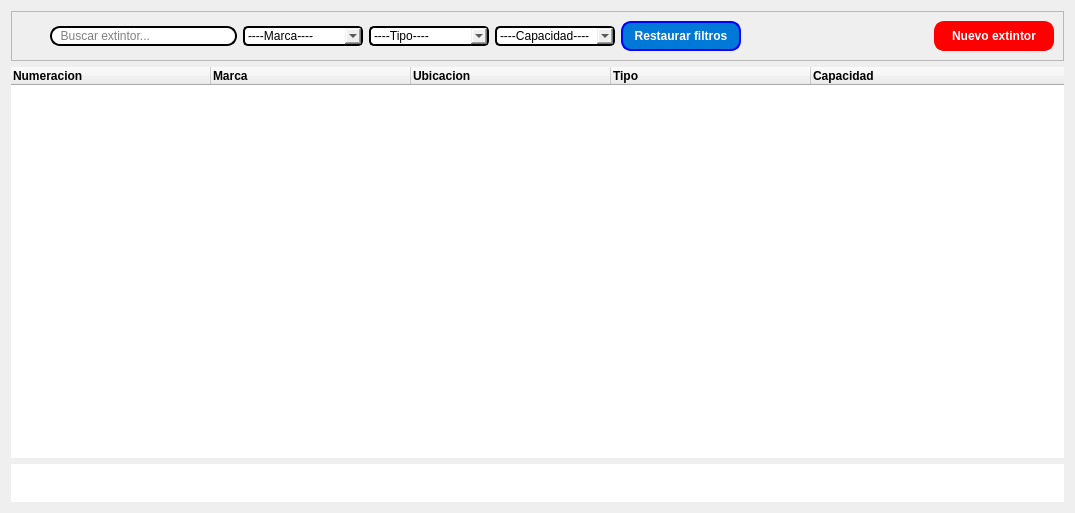
Julian2455/beatmat, file resources/ui/extintor_tab.ui: the form before one commit.
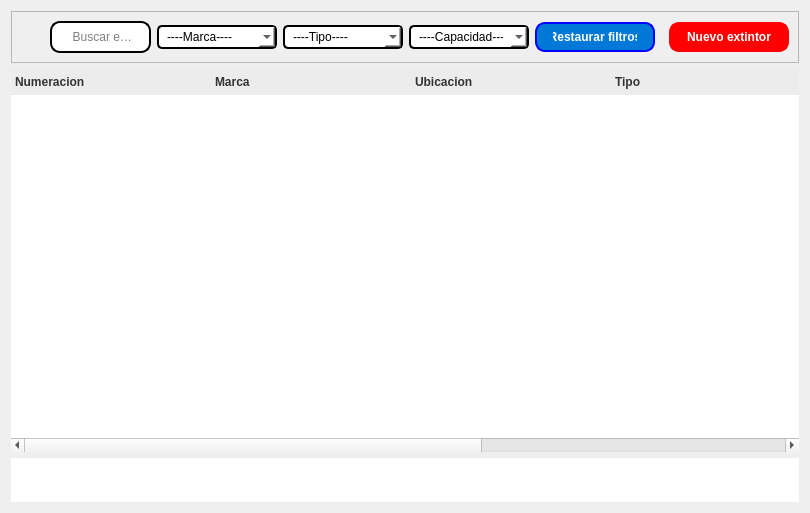
The form after the commit. Icons and pictures are not drawn.

Patch:
```diff
--- a/resources/ui/extintor_tab.ui
+++ b/resources/ui/extintor_tab.ui
@@ -6,13 +6,95 @@
    <rect>
     <x>0</x>
     <y>0</y>
-    <width>1075</width>
+    <width>810</width>
     <height>513</height>
    </rect>
   </property>
   <property name="windowTitle">
    <string>Form</string>
   </property>
+  <property name="styleSheet">
+   <string notr="true">QPushButton {
+    background-color: #007BFF;
+    color: white;
+    border-radius: 8px;
+    padding: 6px 16px;
+    font-weight: bold;
+}
+QPushButton:hover {
+    background-color: #0056b3;
+}
+
+/* QLineEdit (buscador) */
+QLineEdit {
+    border: 2px solid #ddd;
+    border-radius: 8px;
+    padding: 6px 12px;
+    background-color: white;
+}
+QLineEdit:focus {
+    border-color: #007BFF;
+}
+ QComboBox {
+    border: 1px solid #ddd;
+    border-radius: 10px;
+    padding: 2px 8px;
+    background-color: white;
+}
+/* QTableWidget / QTableView */
+QHeaderView::section {
+    background-color: #ececec;
+    color: #333;
+    padding: 4px;
+    border: none;
+    font-weight: bold;
+}
+QTableWidget {
+    border: 1px solid #ddd;
+    background-color: white;
+    gridline-color: #ccc;
+    alternate-background-color: #f2f2f2;
+}
+QTableWidget::item {
+    padding: 6px;
+}
+QTableWidget::item:hover {
+    background-color: #f0f8ff;
+}
+
+/* QTabWidget (barra de navegación) */
+QTabBar::tab {
+    background: #2C3E50;
+    color: white;
+    padding: 10px 20px;
+    border-top-left-radius: 6px;
+    border-top-right-radius: 6px;
+}
+QTabBar::tab:selected {
+    background: #34495E;
+    font-weight: bold;
+    border-bottom: 2px solid #007BFF;
+}
+QTabBar::tab:hover {
+    background: #3E556E;
+}
+
+/* Paginación (si usás QLabel/QPushButton para ello) */
+QLabel#paginaActual {
+    color: #007BFF;
+    font-weight: bold;
+}
+QPushButton#btnAnterior, QPushButton#btnSiguiente {
+    background-color: transparent;
+    border: none;
+    color: #007BFF;
+    font-size: 16px;
+}
+QPushButton#btnAnterior:hover, QPushButton#btnSiguiente:hover {
+    color: #0056b3;
+    font-weight: bold;
+}</string>
+  </property>
   <layout class="QVBoxLayout" name="verticalLayout_7">
    <item>
     <widget class="QFrame" name="frame_2">
```
Left out of the diff: 6 changed lines with no effect on the pictures.
